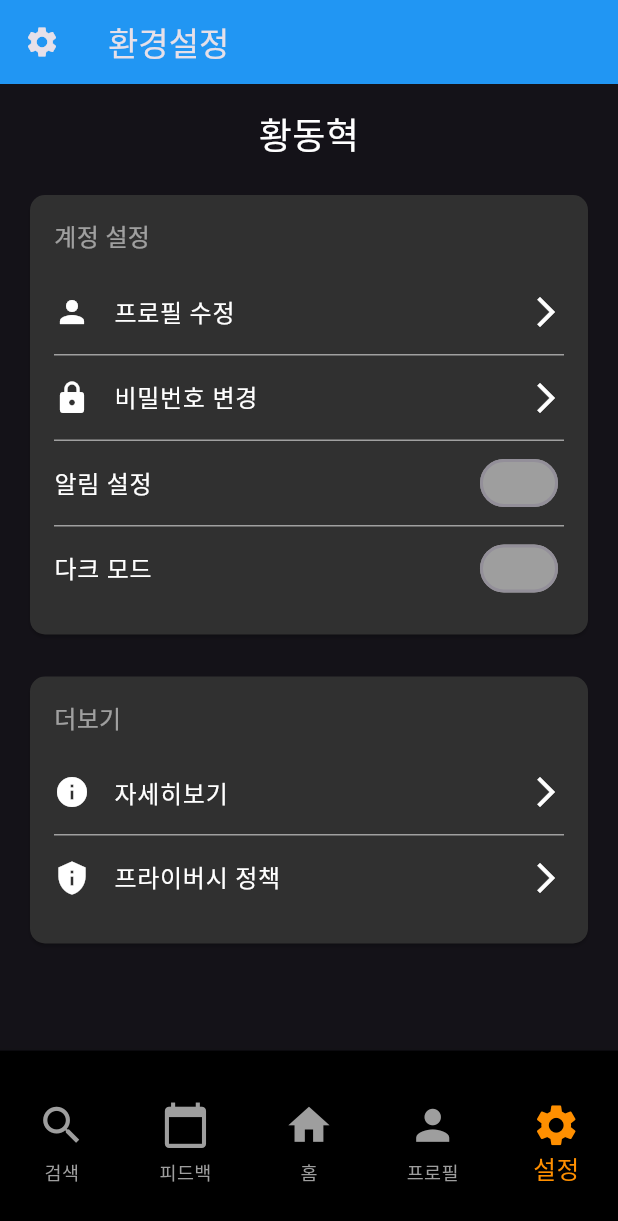
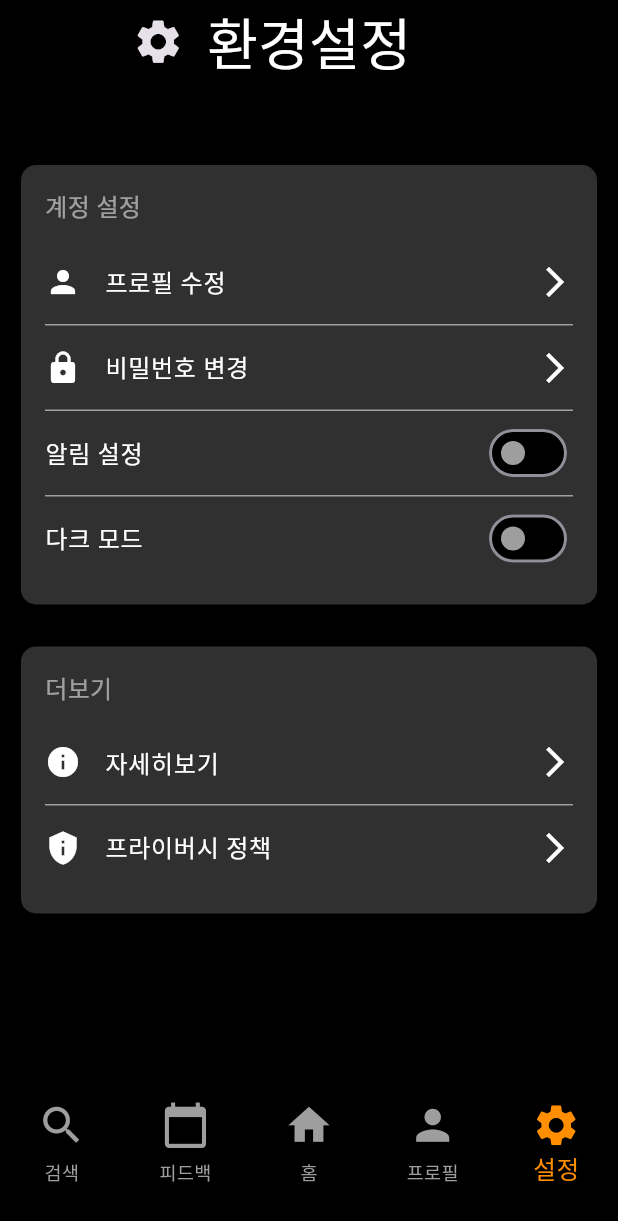
Before and after one commit to lifeisgenie/FitMotion, a Flutter app: the SettingsPage screen opened directly, on a phone screen of 412 x 824 dp. Shown: the top 1221 px of the screen. Run offline on Flutter 3.47's test engine with Material 3 defaults, Android fonts, the phone set to English and light mode, and no system bars; our stand-ins replace camera, carousel_slider; statements that could not run were skipped.

Commit message:
[FE] frontend / design : 페이지 디자인 수정

```diff
--- a/FitMotion/lib/pages/setting.dart
+++ b/FitMotion/lib/pages/setting.dart
@@ -58,23 +58,33 @@ class _SettingsPageState extends State<SettingsPage> {
   @override
   Widget build(BuildContext context) {
     return Scaffold(
+      backgroundColor: Colors.black, // 배경색 검은색으로 설정
       appBar: AppBar(
-        backgroundColor: Colors.blue,
-        title: Text('환경설정'),
-        leading: Icon(Icons.settings),
+        backgroundColor: const Color.fromARGB(255, 0, 0, 0), // AppBar 배경색
+        title: Row(
+          children: [
+            SizedBox(width: 16), // 아이콘을 오른쪽으로 이동시키기 위한 SizedBox
+            Icon(
+              Icons.settings,
+              size: 35, // 아이콘 크기 설정
+            ),
+            SizedBox(width: 15), // 아이콘과 텍스트 사이의 간격 조정
+            Text(
+              '환경설정',
+              style:
+                  TextStyle(fontSize: 37, color: Colors.white), // 환경설정 텍스트 색상
+            ),
+          ],
+        ),
+        leading: Container(), // 뒤로가기 화살표 제거
       ),
       body: Padding(
-        padding: const EdgeInsets.all(16.0),
+        padding: const EdgeInsets.all(10.0),
         child: ListView(
           children: [
-            Text(
-              '황동혁',
-              style: TextStyle(fontSize: 24, color: Colors.white),
-              textAlign: TextAlign.center,
-            ),
-            SizedBox(height: 20),
+            SizedBox(height: 40),
             Card(
-              color: Colors.grey[850],
+              color: Colors.grey[850], // 카드 배경색 설정
               shape: RoundedRectangleBorder(
                 borderRadius: BorderRadius.circular(10.0),
               ),
@@ -85,7 +95,8 @@ class _SettingsPageState extends State<SettingsPage> {
                   children: [
                     Text(
                       '계정 설정',
-                      style: TextStyle(fontSize: 16, color: Colors.white54),
+                      style: TextStyle(
+                          fontSize: 16, color: Colors.white54), // 텍스트 색상 설정
                     ),
                     SizedBox(height: 10),
                     _buildListItem('프로필 수정', Icons.person, () {
@@ -113,7 +124,7 @@ class _SettingsPageState extends State<SettingsPage> {
             ),
             SizedBox(height: 20),
             Card(
-              color: Colors.grey[850],
+              color: Colors.grey[850], // 카드 배경색 설정
               shape: RoundedRectangleBorder(
                 borderRadius: BorderRadius.circular(10.0),
               ),
@@ -124,7 +135,8 @@ class _SettingsPageState extends State<SettingsPage> {
                   children: [
                     Text(
                       '더보기',
-                      style: TextStyle(fontSize: 16, color: Colors.white54),
+                      style: TextStyle(
+                          fontSize: 16, color: Colors.white54), // 텍스트 색상 설정
                     ),
                     SizedBox(height: 10),
                     _buildListItem('자세히보기', Icons.info, () {
@@ -173,15 +185,22 @@ class _SettingsPageState extends State<SettingsPage> {
       onChanged: onChanged,
       activeColor: Colors.blue,
       inactiveThumbColor: Colors.grey,
-      inactiveTrackColor: Colors.grey,
+      inactiveTrackColor: Color.fromARGB(255, 0, 0, 0), // 비활성화된 트랙 색상 설정
     );
   }
 
   Widget _buildDivider() {
     return Divider(
-      color: Colors.white54,
+      color: Colors.white54, // 구분선 색상 설정
       height: 1,
       thickness: 1,
     );
   }
 }
+
+void main() {
+  runApp(MaterialApp(
+    home: SettingsPage(),
+    theme: ThemeData.dark(), // 다크 모드 테마 설정
+  ));
+}
```
